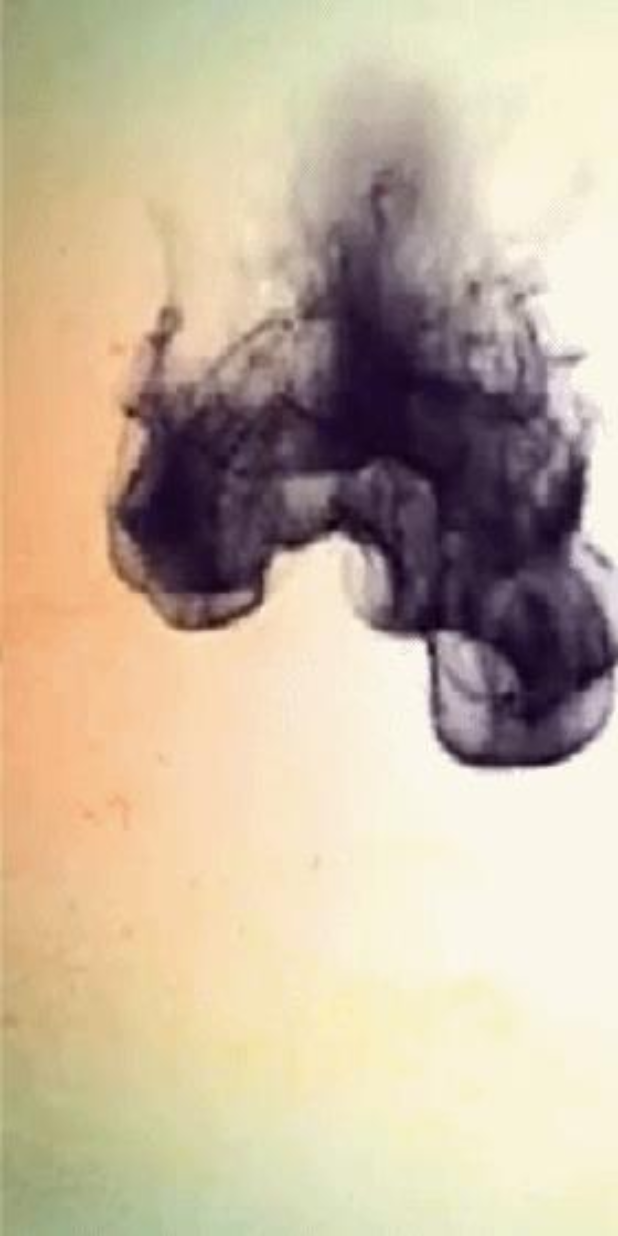
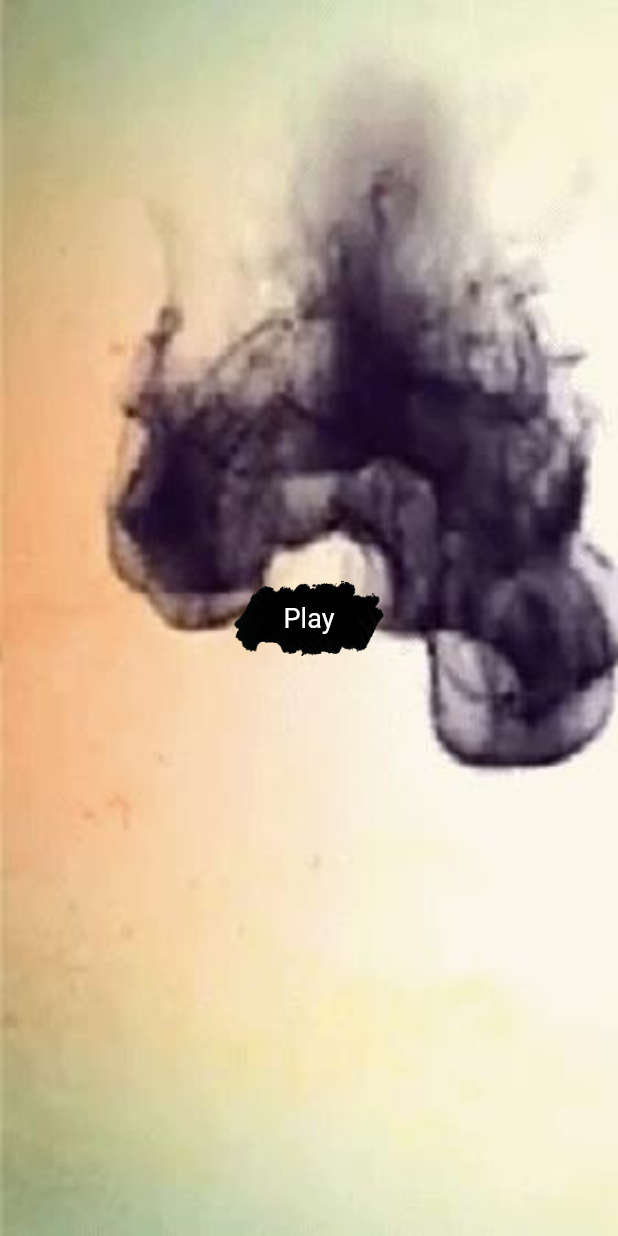
Before and after one commit to hahafather007/flutter_craft, a Flutter app: the screen it shows after launch, on a phone screen of 412 x 824 dp. Run offline on Flutter 3.47's test engine with Material 2 defaults, Android fonts, the phone set to English and light mode, and no system bars; our stand-ins replace audioplayers, rxdart; missing offline and left inert: soundpool; Roboto replaces fonts that are missing (AppFont).

Commit message:
主页面有了一点布局

```diff
--- a/lib/view/enemy/base_enemy.dart
+++ b/lib/view/enemy/base_enemy.dart
@@ -69,6 +69,7 @@ abstract class BaseCraftState<T extends BaseEnemyView> extends BaseState<T>
   @override
   void init() {
     _boomState = 0;
+    _boomStateNum = 0;
     isBoom = false;
   }
 
--- a/lib/view/page/home_page.dart
+++ b/lib/view/page/home_page.dart
@@ -15,11 +15,14 @@ class HomePage extends StatefulWidget {
 }
 
 class HomeState extends BaseState<HomePage> with BaseFrame {
+  HomeGround _ground;
   AudioPlayer _audioPlayer;
 
   @override
   void init() {
     TimerUtil.init();
+
+    _ground = HomeGround();
 
     // bgm
     final audio = AudioCache();
@@ -39,7 +42,56 @@ class HomeState extends BaseState<HomePage> with BaseFrame {
     return Scaffold(
       body: Stack(
         children: <Widget>[
-          HomeGround(),
+          // 背景图
+          _ground,
+
+          // 按钮
+          _buildBtns(),
+        ],
+      ),
+    );
+  }
+
+  /// 界面上的按钮
+  Widget _buildBtns() {
+    return Positioned.fill(
+      child: Column(
+        children: <Widget>[
+          Expanded(
+            child: Center(
+              child: _buildInkBtn(
+                text: "Play",
+                onTap: () async {
+                  _audioPlayer.pause();
+                  _ground.pause();
+                  await push(context, page: GamePage());
+                  _audioPlayer.resume();
+                  _ground.resume();
+                },
+              ),
+            ),
+          ),
+        ],
+      ),
+    );
+  }
+
+  Widget _buildInkBtn({@required String text, VoidCallback onTap}) {
+    return GestureDetector(
+      onTap: onTap,
+      child: Stack(
+        alignment: Alignment.center,
+        children: <Widget>[
+          Image.asset(
+            "images/btn.png",
+            width: 100,
+            height: 50,
+            fit: BoxFit.fill,
+          ),
+          Text(
+            "$text",
+            style: TextStyle(fontSize: 18, color: Colors.white),
+          ),
         ],
       ),
     );
--- a/pubspec.yaml
+++ b/pubspec.yaml
@@ -57,6 +57,7 @@ flutter:
     - images/home_bg18.jpg
     - images/home_bg19.jpg
     - images/home_bg20.jpg
+    - images/btn.png
     # 音效
     - assets/game_bg.mp3
     - assets/home_bg.mp3
```
Also changed, not shown: lib/view/background/home_ground.dart (+24 -3 lines), images/btn.png (added).
